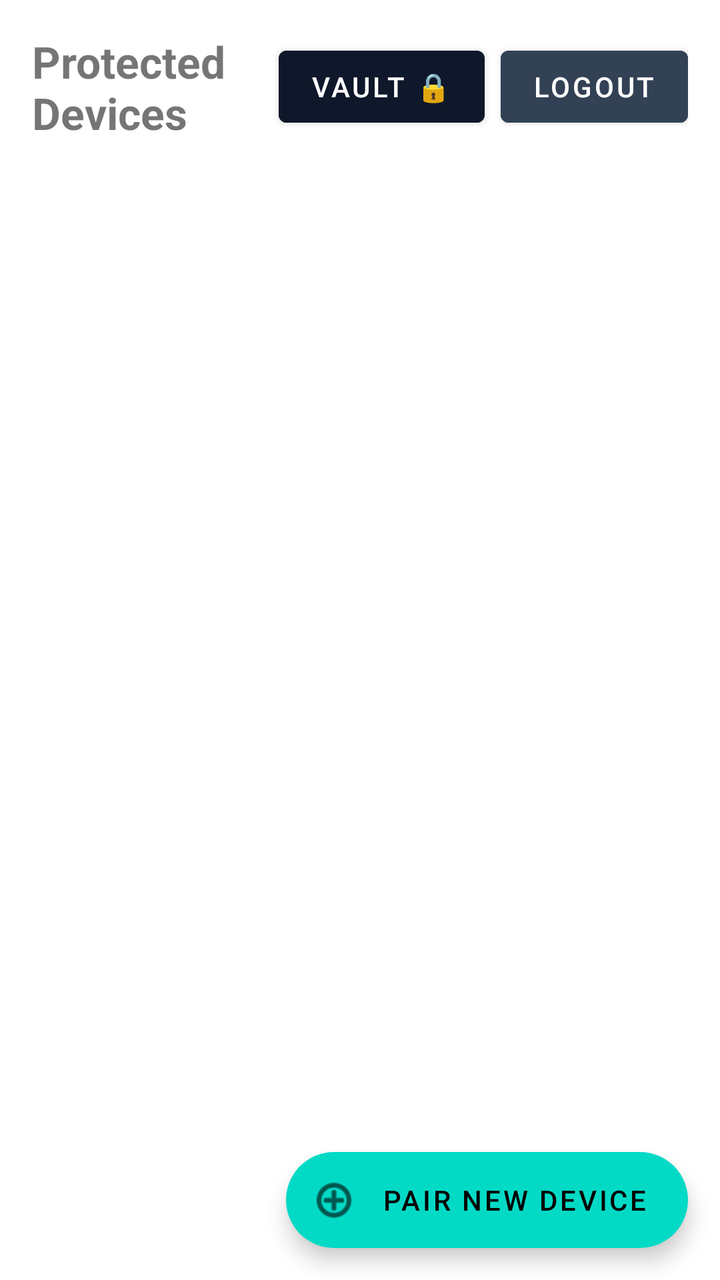
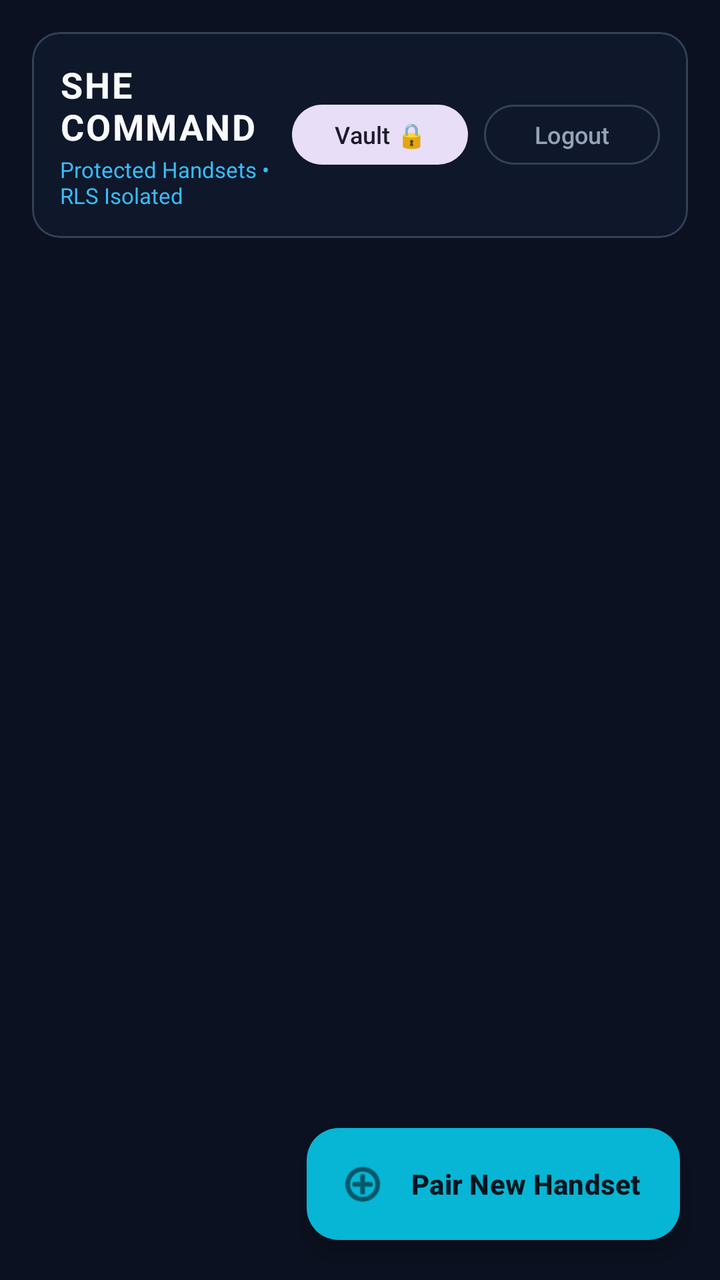

Screens rendered from an Android XML layout before and after an edit, with the pre-edit source and the edit as a unified diff.
<!-- AndroidManifest.xml: application theme Theme.Admin -->
<!-- res/layout/activity_dashboard.xml -->
<?xml version="1.0" encoding="utf-8"?>
<androidx.coordinatorlayout.widget.CoordinatorLayout xmlns:android="http://schemas.android.com/apk/res/android"
    xmlns:app="http://schemas.android.com/apk/res-auto"
    android:layout_width="match_parent"
    android:layout_height="match_parent">

    <LinearLayout
        android:layout_width="match_parent"
        android:layout_height="match_parent"
        android:orientation="vertical"
        android:padding="16dp">

        <LinearLayout
            android:layout_width="match_parent"
            android:layout_height="wrap_content"
            android:orientation="horizontal"
            android:gravity="center_vertical">

            <TextView
                android:id="@+id/tvDashboardTitle"
                android:layout_width="0dp"
                android:layout_height="wrap_content"
                android:layout_weight="1"
                android:text="@string/dashboard_title"
                android:textSize="22sp"
                android:textStyle="bold" />

            <Button
                android:id="@+id/btnOpenVault"
                android:layout_width="wrap_content"
                android:layout_height="wrap_content"
                android:text="Vault 🔒"
                android:backgroundTint="#0F172A"
                android:textColor="#FFFFFF" />

            <Button
                android:id="@+id/btnLogout"
                android:layout_width="wrap_content"
                android:layout_height="wrap_content"
                android:layout_marginStart="8dp"
                android:text="Logout"
                android:backgroundTint="#334155"
                android:textColor="#FFFFFF" />
        </LinearLayout>

        <androidx.recyclerview.widget.RecyclerView
            android:id="@+id/rvDevices"
            android:layout_width="match_parent"
            android:layout_height="0dp"
            android:layout_marginTop="12dp"
            android:layout_weight="1" />

    </LinearLayout>

    <com.google.android.material.floatingactionbutton.ExtendedFloatingActionButton
        android:id="@+id/fabPairDevice"
        android:layout_width="wrap_content"
        android:layout_height="wrap_content"
        android:layout_gravity="bottom|end"
        android:layout_margin="16dp"
        android:text="@string/action_pair_device"
        app:icon="@android:drawable/ic_menu_add" />

</androidx.coordinatorlayout.widget.CoordinatorLayout>
<!-- resources referenced by this layout -->
<resources>
  <string name="action_pair_device">Pair New Device</string>
  <string name="dashboard_title">Protected Devices</string>
  <style name="Theme.Admin" parent="Theme.MaterialComponents.DayNight.DarkActionBar">
          <item name="colorPrimary">#0D47A1</item>
          <item name="colorPrimaryVariant">#002171</item>
          <item name="colorOnPrimary">#FFFFFF</item>
      </style>
</resources>

<!-- the commit's change to res/layout/activity_dashboard.xml (unified diff, before → after) -->
@@ -2,7 +2,8 @@
 <androidx.coordinatorlayout.widget.CoordinatorLayout xmlns:android="http://schemas.android.com/apk/res/android"
     xmlns:app="http://schemas.android.com/apk/res-auto"
     android:layout_width="match_parent"
-    android:layout_height="match_parent">
+    android:layout_height="match_parent"
+    android:background="#0B1120">
 
     <LinearLayout
         android:layout_width="match_parent"
@@ -10,55 +11,96 @@
         android:orientation="vertical"
         android:padding="16dp">
 
-        <LinearLayout
+        
+        <com.google.android.material.card.MaterialCardView
             android:layout_width="match_parent"
             android:layout_height="wrap_content"
-            android:orientation="horizontal"
-            android:gravity="center_vertical">
+            android:layout_marginBottom="12dp"
+            app:cardCornerRadius="14dp"
+            app:cardElevation="0dp"
+            app:strokeWidth="1dp"
+            app:strokeColor="#334155"
+            app:cardBackgroundColor="#0F172A">
 
-            <TextView
-                android:id="@+id/tvDashboardTitle"
-                android:layout_width="0dp"
+            <LinearLayout
+                android:layout_width="match_parent"
                 android:layout_height="wrap_content"
-                android:layout_weight="1"
-                android:text="@string/dashboard_title"
-                android:textSize="22sp"
-                android:textStyle="bold" />
+                android:orientation="horizontal"
+                android:gravity="center_vertical"
+                android:padding="14dp">
 
-            <Button
-                android:id="@+id/btnOpenVault"
-                android:layout_width="wrap_content"
-                android:layout_height="wrap_content"
-                android:text="Vault 🔒"
-                android:backgroundTint="#0F172A"
-                android:textColor="#FFFFFF" />
+                <LinearLayout
+                    android:layout_width="0dp"
+                    android:layout_height="wrap_content"
+                    android:layout_weight="1"
+                    android:orientation="vertical">
 
-            <Button
-                android:id="@+id/btnLogout"
-                android:layout_width="wrap_content"
-                android:layout_height="wrap_content"
-                android:layout_marginStart="8dp"
-                android:text="Logout"
-                android:backgroundTint="#334155"
-                android:textColor="#FFFFFF" />
-        </LinearLayout>
+                    <TextView
+                        android:id="@+id/tvDashboardTitle"
+                        android:layout_width="wrap_content"
+                        android:layout_height="wrap_content"
+                        android:text="SHE COMMAND"
+                        android:textColor="#F8FAFC"
+                        android:textSize="18sp"
+                        android:letterSpacing="0.05"
+                        android:textStyle="bold" />
 
+                    <TextView
+                        android:layout_width="wrap_content"
+                        android:layout_height="wrap_content"
+                        android:layout_marginTop="2dp"
+                        android:text="Protected Handsets • RLS Isolated"
+                        android:textColor="#38BDF8"
+                        android:textSize="11sp" />
+                </LinearLayout>
+
+                <Button
+                    android:id="@+id/btnOpenVault"
+                    style="@style/Widget.Material3.Button.TonalButton"
+                    android:layout_width="wrap_content"
+                    android:layout_height="38dp"
+                    android:paddingHorizontal="12dp"
+                    android:text="Vault 🔒"
+                    android:textSize="12sp" />
+
+                <Button
+                    android:id="@+id/btnLogout"
+                    style="@style/Widget.Material3.Button.OutlinedButton"
+                    android:layout_width="wrap_content"
+                    android:layout_height="38dp"
+                    android:layout_marginStart="8dp"
+                    android:paddingHorizontal="12dp"
+                    android:text="Logout"
+                    android:textColor="#94A3B8"
+                    app:strokeColor="#334155"
+                    android:textSize="12sp" />
+
+            </LinearLayout>
+        </com.google.android.material.card.MaterialCardView>
+
+        
         <androidx.recyclerview.widget.RecyclerView
             android:id="@+id/rvDevices"
             android:layout_width="match_parent"
             android:layout_height="0dp"
-            android:layout_marginTop="12dp"
-            android:layout_weight="1" />
+            android:layout_weight="1"
+            android:clipToPadding="false"
+            android:paddingBottom="80dp" />
 
     </LinearLayout>
 
+    
     <com.google.android.material.floatingactionbutton.ExtendedFloatingActionButton
         android:id="@+id/fabPairDevice"
         android:layout_width="wrap_content"
         android:layout_height="wrap_content"
         android:layout_gravity="bottom|end"
-        android:layout_margin="16dp"
+        android:layout_margin="20dp"
         android:text="@string/action_pair_device"
-        app:icon="@android:drawable/ic_menu_add" />
+        android:textColor="#04151F"
+        android:textStyle="bold"
+        app:backgroundTint="#06B6D4"
+        app:icon="@android:drawable/ic_menu_add"
+        app:iconTint="#04151F" />
 
 </androidx.coordinatorlayout.widget.CoordinatorLayout>
<!-- resource entries referenced after the edit -->
@@ -1,11 +1,21 @@
 <!-- resources referenced by this layout -->
 <resources>
-  <string name="action_pair_device">Pair New Device</string>
-  <string name="dashboard_title">Protected Devices</string>
-  <style name="Theme.Admin" parent="Theme.MaterialComponents.DayNight.DarkActionBar">
-          <item name="colorPrimary">#0D47A1</item>
-          <item name="colorPrimaryVariant">#002171</item>
-          <item name="colorOnPrimary">#FFFFFF</item>
+  <string name="action_pair_device">Pair New Handset</string>
+  <style name="Theme.Admin" parent="Theme.Material3.DayNight.NoActionBar">
+          <item name="colorPrimary">#06B6D4</item>
+          <item name="colorOnPrimary">#04151F</item>
+          <item name="colorPrimaryContainer">#164E63</item>
+          <item name="colorOnPrimaryContainer">#CFFAFE</item>
+          <item name="colorSecondary">#38BDF8</item>
+          <item name="colorOnSecondary">#082F49</item>
+          <item name="android:windowBackground">#0B1120</item>
+          <item name="colorSurface">#0F172A</item>
+          <item name="colorOnSurface">#F8FAFC</item>
+          <item name="colorSurfaceVariant">#1E293B</item>
+          <item name="colorOnSurfaceVariant">#94A3B8</item>
+          <item name="colorOutline">#334155</item>
+          <item name="android:statusBarColor">#0B1120</item>
+          <item name="android:navigationBarColor">#0B1120</item>
       </style>
 </resources>
 
